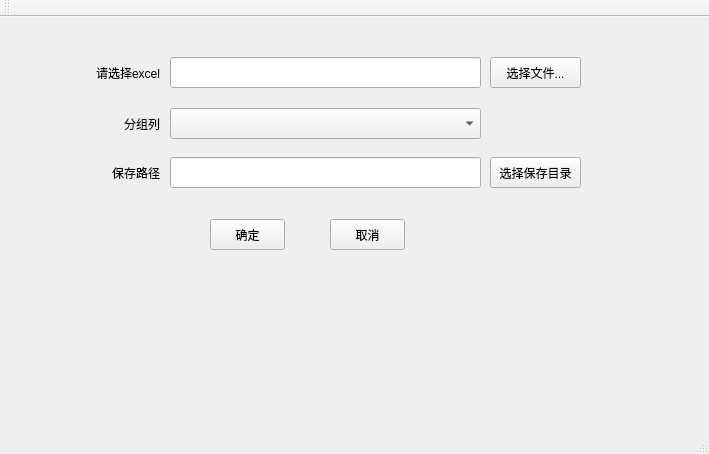
This is mainwindow.ui in ainiaa/splitExcel as Qt 5 draws it before an edit. The edited form follows.
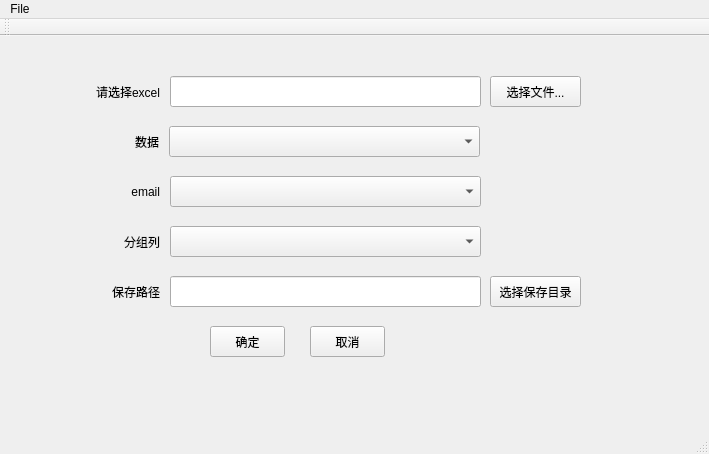
This is the edited form.

Commit message: 添加数据和email sheet选项下拉框

```diff
--- a/mainwindow.ui
+++ b/mainwindow.ui
@@ -44,7 +44,7 @@
     <property name="geometry">
      <rect>
       <x>69</x>
-      <y>91</y>
+      <y>190</y>
       <width>91</width>
       <height>31</height>
      </rect>
@@ -60,7 +60,7 @@
     <property name="geometry">
      <rect>
       <x>69</x>
-      <y>140</y>
+      <y>240</y>
       <width>91</width>
       <height>31</height>
      </rect>
@@ -76,7 +76,7 @@
     <property name="geometry">
      <rect>
       <x>170</x>
-      <y>140</y>
+      <y>240</y>
       <width>311</width>
       <height>31</height>
      </rect>
@@ -86,7 +86,7 @@
     <property name="geometry">
      <rect>
       <x>210</x>
-      <y>202</y>
+      <y>290</y>
       <width>75</width>
       <height>31</height>
      </rect>
@@ -98,8 +98,8 @@
    <widget class="QPushButton" name="cancelPushButton">
     <property name="geometry">
      <rect>
-      <x>330</x>
-      <y>202</y>
+      <x>310</x>
+      <y>290</y>
       <width>75</width>
       <height>31</height>
      </rect>
@@ -112,7 +112,7 @@
     <property name="geometry">
      <rect>
       <x>170</x>
-      <y>91</y>
+      <y>190</y>
       <width>311</width>
       <height>31</height>
      </rect>
@@ -135,7 +135,7 @@
     <property name="geometry">
      <rect>
       <x>490</x>
-      <y>140</y>
+      <y>240</y>
       <width>91</width>
       <height>31</height>
      </rect>
@@ -144,6 +144,58 @@
      <string>选择保存目录</string>
     </property>
    </widget>
+   <widget class="QComboBox" name="dataComboBox">
+    <property name="geometry">
+     <rect>
+      <x>169</x>
+      <y>90</y>
+      <width>311</width>
+      <height>31</height>
+     </rect>
+    </property>
+   </widget>
+   <widget class="QLabel" name="selectFileLabel_4">
+    <property name="geometry">
+     <rect>
+      <x>68</x>
+      <y>90</y>
+      <width>91</width>
+      <height>31</height>
+     </rect>
+    </property>
+    <property name="text">
+     <string>数据</string>
+    </property>
+    <property name="alignment">
+     <set>Qt::AlignRight|Qt::AlignTrailing|Qt::AlignVCenter</set>
+    </property>
+   </widget>
+   <widget class="QLabel" name="selectFileLabel_5">
+    <property name="geometry">
+     <rect>
+      <x>69</x>
+      <y>140</y>
+      <width>91</width>
+      <height>31</height>
+     </rect>
+    </property>
+    <property name="text">
+     <string>email</string>
+    </property>
+    <property name="alignment">
+     <set>Qt::AlignRight|Qt::AlignTrailing|Qt::AlignVCenter</set>
+    </property>
+   </widget>
+   <widget class="QComboBox" name="emailComboBox">
+    <property name="geometry">
+     <rect>
+      <x>170</x>
+      <y>140</y>
+      <width>311</width>
+      <height>31</height>
+     </rect>
+    </property>
+   </widget>
   </widget>
   <widget class="QMenuBar" name="menuBar">
    <property name="geometry">
@@ -154,6 +206,12 @@
      <height>23</height>
     </rect>
    </property>
+   <widget class="QMenu" name="menuFile">
+    <property name="title">
+     <string>File</string>
+    </property>
+   </widget>
+   <addaction name="menuFile"/>
   </widget>
   <widget class="QToolBar" name="mainToolBar">
    <attribute name="toolBarArea">
```
The commit also changes 1 other file.
